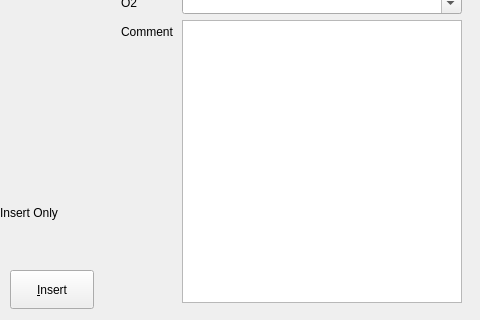
Qt form addvitals.ui (lbase/bpvitals) before a commit; both pictures show x 0 to 480 and y 160 to 480 of the 640 by 480 pixel window.
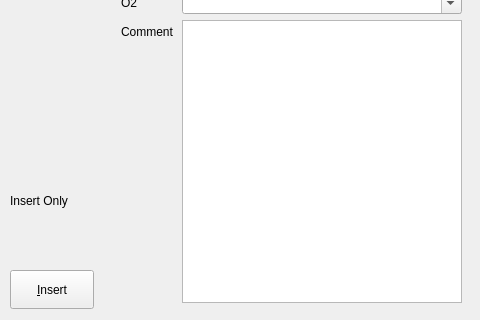
The same form after that commit.

Commit message: small display changes moved label that shows record inserted

```diff
--- a/addvitals.ui
+++ b/addvitals.ui
@@ -202,10 +202,10 @@
   <widget class="QLabel" name="lblInsert">
    <property name="geometry">
     <rect>
-     <x>0</x>
-     <y>342</y>
-     <width>111</width>
-     <height>61</height>
+     <x>10</x>
+     <y>320</y>
+     <width>131</width>
+     <height>81</height>
     </rect>
    </property>
    <property name="text">
```
Left out of the diff: 8 changed lines with no effect on the pictures. The commit also changes 1 other file.
